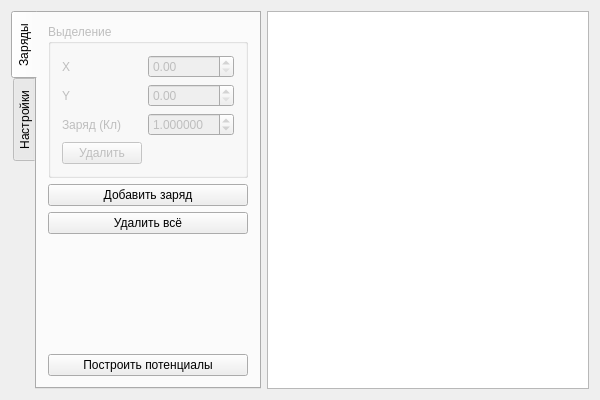
Above: mainwindow.ui from xelez/equipotential before the change. Below: the same form after it.
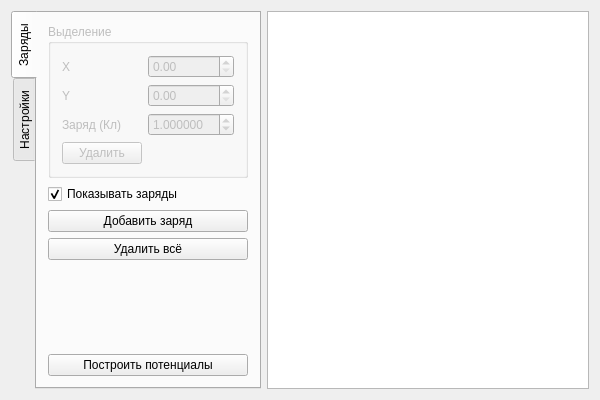
That is the form after the change.

Diff of the .ui file:
```diff
--- a/mainwindow.ui
+++ b/mainwindow.ui
@@ -116,6 +116,16 @@
           </layout>
          </widget>
         </item>
+        <item>
+         <widget class="QCheckBox" name="cbChargesVisible">
+          <property name="text">
+           <string>Показывать заряды</string>
+          </property>
+          <property name="checked">
+           <bool>true</bool>
+          </property>
+         </widget>
+        </item>
         <item>
          <widget class="QPushButton" name="pbAddCharge">
           <property name="text">
```
Left out of the diff: 25 changed lines with no effect on the pictures.
